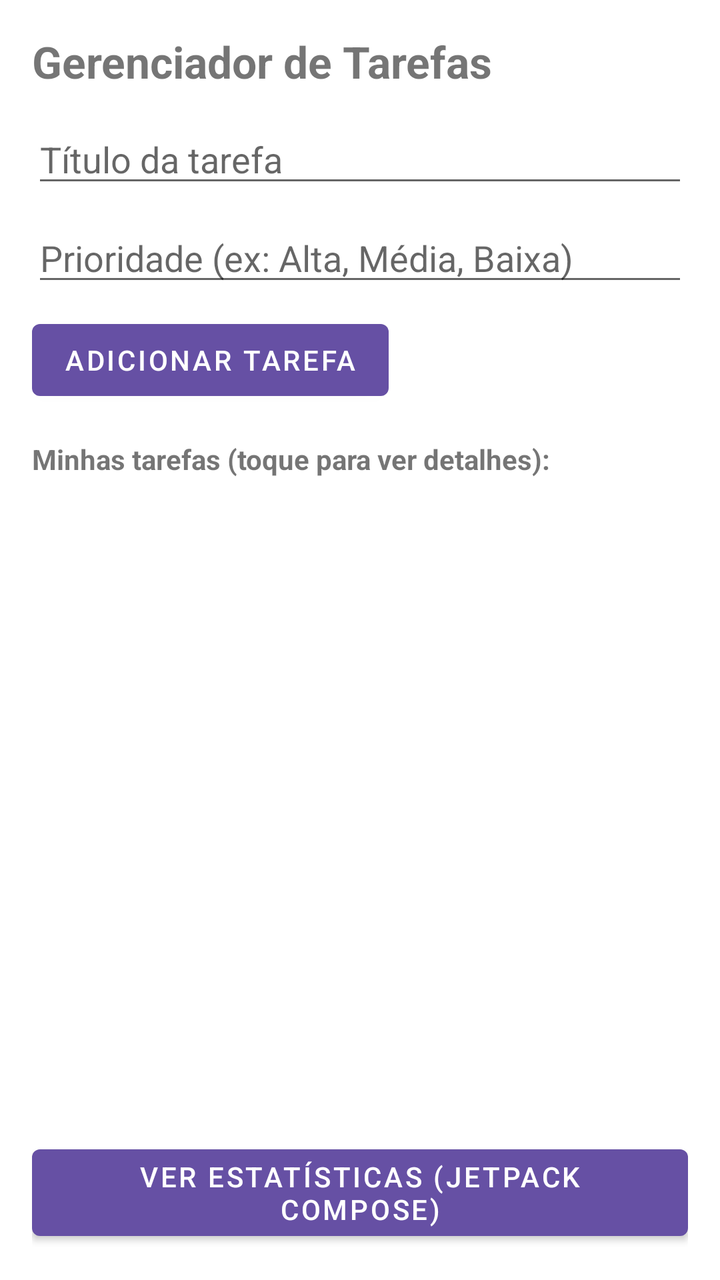
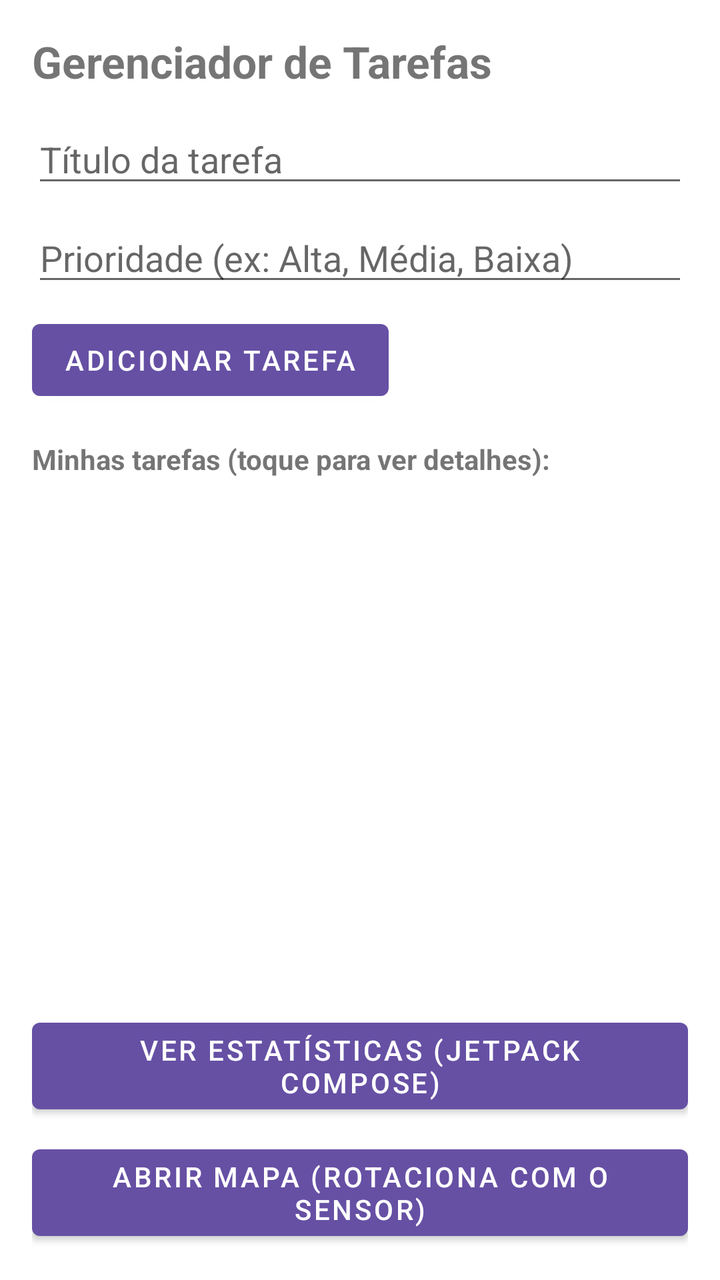

Two renders of the same Android screen: before a commit and after it. Below are the layout's source before the change and the commit's diff.
<!-- AndroidManifest.xml: application theme Theme.Tarefas -->
<!-- res/layout/activity_main.xml -->
<?xml version="1.0" encoding="utf-8"?>
<LinearLayout xmlns:android="http://schemas.android.com/apk/res/android"
    xmlns:tools="http://schemas.android.com/tools"
    android:layout_width="match_parent"
    android:layout_height="match_parent"
    android:orientation="vertical"
    android:padding="16dp"
    tools:context=".MainActivity">

    <TextView
        android:id="@+id/tvHeader"
        android:layout_width="wrap_content"
        android:layout_height="wrap_content"
        android:text="@string/app_name"
        android:textSize="22sp"
        android:textStyle="bold"
        android:layout_marginBottom="12dp" />

    <EditText
        android:id="@+id/etTaskTitle"
        android:layout_width="match_parent"
        android:layout_height="wrap_content"
        android:hint="@string/hint_task_title"
        android:inputType="text" />

    <EditText
        android:id="@+id/etTaskPriority"
        android:layout_width="match_parent"
        android:layout_height="wrap_content"
        android:hint="@string/hint_task_priority"
        android:inputType="text"
        android:layout_marginTop="8dp" />

    <Button
        android:id="@+id/btnAddTask"
        android:layout_width="wrap_content"
        android:layout_height="wrap_content"
        android:text="@string/btn_add_task"
        android:layout_marginTop="8dp" />

    <TextView
        android:layout_width="wrap_content"
        android:layout_height="wrap_content"
        android:text="@string/label_my_tasks"
        android:layout_marginTop="16dp"
        android:textStyle="bold" />

    <ListView
        android:id="@+id/lvTasks"
        android:layout_width="match_parent"
        android:layout_height="0dp"
        android:layout_weight="1"
        android:layout_marginTop="8dp" />

    <Button
        android:id="@+id/btnStats"
        android:layout_width="match_parent"
        android:layout_height="wrap_content"
        android:text="@string/btn_view_statistics"
        android:layout_marginTop="8dp" />

</LinearLayout>
<!-- resources referenced by this layout -->
<resources>
  <string name="app_name">Gerenciador de Tarefas</string>
  <string name="btn_add_task">Adicionar tarefa</string>
  <string name="btn_view_statistics">Ver estatísticas (Jetpack Compose)</string>
  <string name="hint_task_priority">Prioridade (ex: Alta, Média, Baixa)</string>
  <string name="hint_task_title">Título da tarefa</string>
  <string name="label_my_tasks">Minhas tarefas (toque para ver detalhes):</string>
  <style name="Theme.Tarefas" parent="Theme.MaterialComponents.DayNight.NoActionBar">
          <item name="colorPrimary">@color/purple_500</item>
          <item name="colorPrimaryVariant">@color/purple_700</item>
          <item name="colorOnPrimary">@color/white</item>
      </style>
  <color name="purple_500">#6650a4</color>
  <color name="purple_700">#4F378B</color>
  <color name="white">#FFFFFFFF</color>
</resources>

<!-- the commit's change to res/layout/activity_main.xml (unified diff, before → after) -->
@@ -59,4 +59,11 @@
         android:text="@string/btn_view_statistics"
         android:layout_marginTop="8dp" />
 
+    <Button
+        android:id="@+id/btnMap"
+        android:layout_width="match_parent"
+        android:layout_height="wrap_content"
+        android:text="@string/btn_open_map"
+        android:layout_marginTop="8dp" />
+
 </LinearLayout>
<!-- resource entries referenced after the edit -->
@@ -2,6 +2,7 @@
 <resources>
   <string name="app_name">Gerenciador de Tarefas</string>
   <string name="btn_add_task">Adicionar tarefa</string>
+  <string name="btn_open_map">Abrir mapa (rotaciona com o sensor)</string>
   <string name="btn_view_statistics">Ver estatísticas (Jetpack Compose)</string>
   <string name="hint_task_priority">Prioridade (ex: Alta, Média, Baixa)</string>
   <string name="hint_task_title">Título da tarefa</string>
